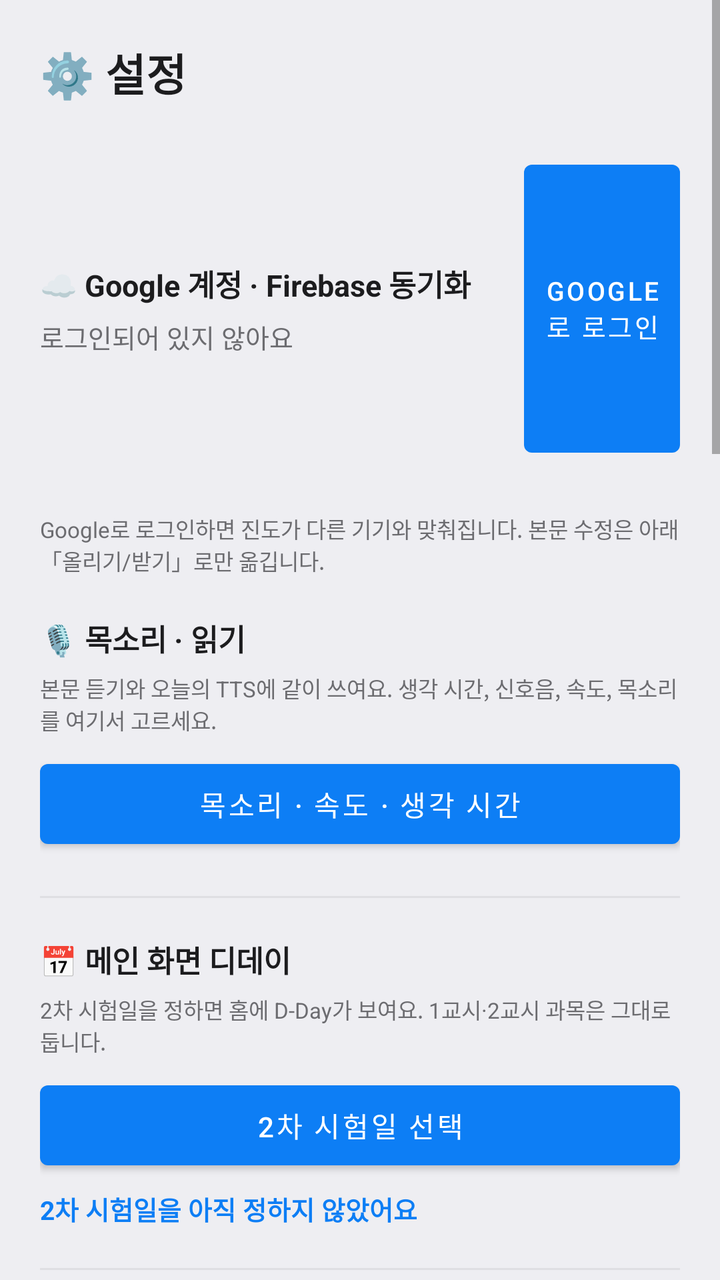
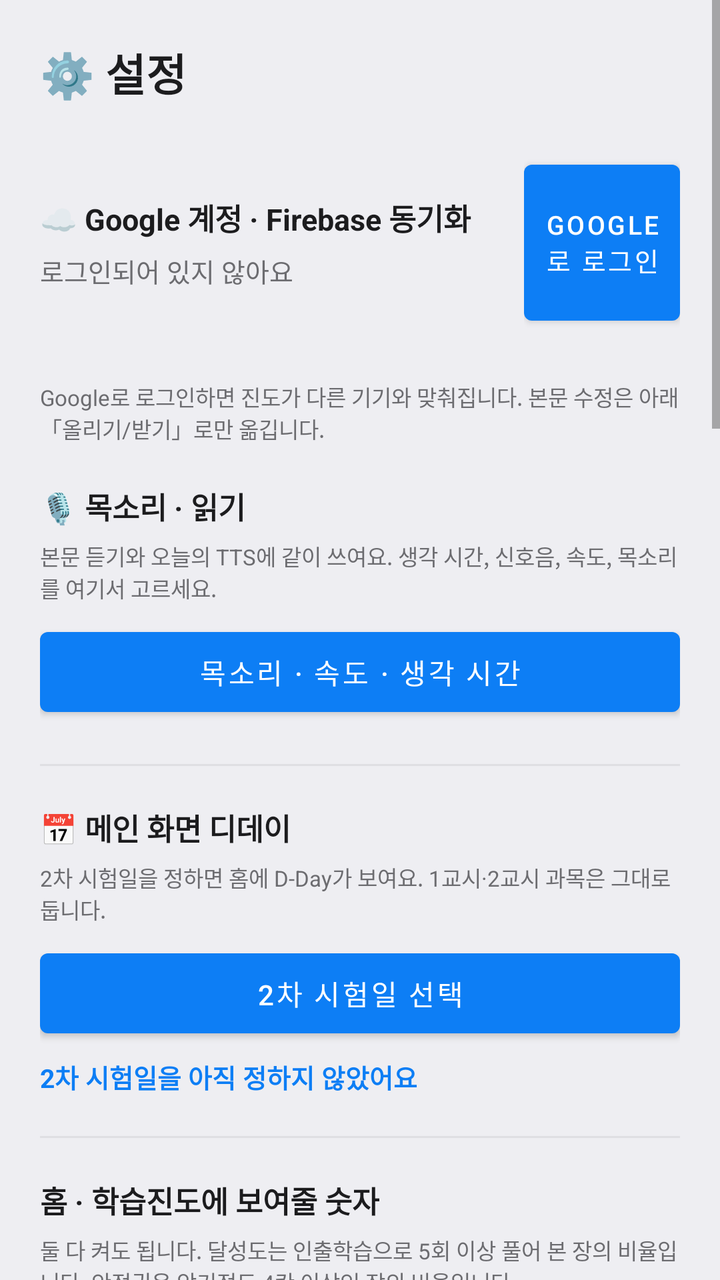

Two renders of the same Android screen: before a commit and after it. Below are the layout's source before the change and the commit's diff.
<!-- AndroidManifest.xml: application theme Theme.AdminMemo -->
<!-- res/layout/activity_settings.xml -->
<?xml version="1.0" encoding="utf-8"?>
<ScrollView xmlns:android="http://schemas.android.com/apk/res/android"
    xmlns:app="http://schemas.android.com/apk/res-auto"
    android:layout_width="match_parent"
    android:layout_height="match_parent"
    android:background="@color/bg_screen">

<LinearLayout
    android:layout_width="match_parent"
    android:layout_height="wrap_content"
    android:orientation="vertical"
    android:padding="20dp">

    <TextView
        android:layout_width="wrap_content"
        android:layout_height="wrap_content"
        android:text="⚙️ 설정"
        android:textColor="@color/text_main"
        android:textSize="22sp"
        android:textStyle="bold"
        android:layout_marginBottom="24dp"/>

    <LinearLayout
        android:id="@+id/layoutSettingsSplit"
        android:layout_width="match_parent"
        android:layout_height="wrap_content"
        android:orientation="vertical">

    <LinearLayout
        android:layout_width="match_parent"
        android:layout_height="wrap_content"
        android:orientation="vertical">

    <LinearLayout
        android:layout_width="match_parent"
        android:layout_height="wrap_content"
        android:layout_marginBottom="10dp"
        android:gravity="center_vertical"
        android:orientation="horizontal">

        <LinearLayout
            android:layout_width="0dp"
            android:layout_height="wrap_content"
            android:layout_marginEnd="8dp"
            android:layout_weight="3"
            android:orientation="vertical">

            <TextView
                android:layout_width="match_parent"
                android:layout_height="wrap_content"
                android:text="☁️ Google 계정 · Firebase 동기화"
                android:textColor="@color/text_main"
                android:textStyle="bold"
                android:textSize="15sp"
                android:layout_marginBottom="6dp"/>

            <TextView
                android:id="@+id/tvAccountStatus"
                android:layout_width="match_parent"
                android:layout_height="wrap_content"
                android:text="로그인되어 있지 않아요"
                android:textColor="@color/text_sub"
                android:textSize="13sp"/>
        </LinearLayout>

        <FrameLayout
            android:id="@+id/layoutAccountAuthBtn"
            android:layout_width="0dp"
            android:layout_height="156dp"
            android:layout_weight="1">

            <Button
                android:id="@+id/btnGoogleLogin"
                android:layout_width="match_parent"
                android:layout_height="match_parent"
                android:gravity="center"
                android:maxLines="2"
                android:paddingStart="4dp"
                android:paddingEnd="4dp"
                android:text="Google로 로그인"
                android:textSize="13sp"/>

            <Button
                android:id="@+id/btnGoogleLogout"
                android:layout_width="match_parent"
                android:layout_height="match_parent"
                android:gravity="center"
                android:maxLines="2"
                android:paddingStart="4dp"
                android:paddingEnd="4dp"
                android:text="로그아웃"
                android:textSize="13sp"
                android:visibility="gone"/>
        </FrameLayout>
    </LinearLayout>

    <LinearLayout
        android:layout_width="match_parent"
        android:layout_height="wrap_content"
        android:layout_marginTop="6dp"
        android:orientation="horizontal">

        <Button
            android:id="@+id/btnContentPush"
            android:layout_width="0dp"
            android:layout_height="156dp"
            android:layout_marginEnd="6dp"
            android:layout_weight="1"
            android:gravity="center"
            android:maxLines="2"
            android:text="본문 클라우드에 올리기"
            android:visibility="gone"/>

        <Button
            android:id="@+id/btnContentPull"
            android:layout_width="0dp"
            android:layout_height="156dp"
            android:layout_marginStart="6dp"
            android:layout_weight="1"
            android:gravity="center"
            android:maxLines="2"
            android:text="본문 클라우드에서 받기"
            android:visibility="gone"/>
    </LinearLayout>

    <ProgressBar
        android:id="@+id/progressAccount"
        android:layout_width="wrap_content"
        android:layout_height="wrap_content"
        android:layout_gravity="center_horizontal"
        android:layout_marginTop="8dp"
        android:visibility="gone"/>

    <TextView
        android:id="@+id/tvSyncHint"
        android:layout_width="match_parent"
        android:layout_height="wrap_content"
        android:layout_marginTop="8dp"
        android:text="Google로 로그인하면 진도가 다른 기기와 맞춰집니다. 본문 수정은 아래 「올리기/받기」로만 옮깁니다."
        android:textColor="@color/text_sub"
        android:textSize="11sp"
        android:layout_marginBottom="20dp"/>

    </LinearLayout>

    <LinearLayout
        android:layout_width="match_parent"
        android:layout_height="wrap_content"
        android:orientation="vertical">

    <TextView
        android:layout_width="wrap_content"
        android:layout_height="wrap_content"
        android:text="🎙️ 목소리 · 읽기"
        android:textColor="@color/text_main"
        android:textStyle="bold"
        android:textSize="15sp"
        android:layout_marginBottom="6dp"/>

    <TextView
        android:layout_width="match_parent"
        android:layout_height="wrap_content"
        android:text="본문 듣기와 오늘의 TTS에 같이 쓰여요. 생각 시간, 신호음, 속도, 목소리를 여기서 고르세요."
        android:textColor="@color/text_sub"
        android:textSize="11sp"
        android:layout_marginBottom="8dp"/>

    <Button
        android:id="@+id/btnTtsSettings"
        android:layout_width="match_parent"
        android:layout_height="wrap_content"
        android:minHeight="@dimen/btn_min_height"
        android:layout_marginBottom="20dp"
        android:text="목소리 · 속도 · 생각 시간"/>

    <View android:layout_width="match_parent" android:layout_height="1dp" android:background="#22808080" android:layout_marginBottom="20dp"/>

    <TextView
        android:layout_width="wrap_content"
        android:layout_height="wrap_content"
        android:text="📅 메인 화면 디데이"
        android:textColor="@color/text_main"
        android:textStyle="bold"
        android:textSize="15sp"
        android:layout_marginBottom="6dp"/>

    <TextView
        android:layout_width="match_parent"
        android:layout_height="wrap_content"
        android:text="2차 시험일을 정하면 홈에 D-Day가 보여요. 1교시·2교시 과목은 그대로 둡니다."
        android:textColor="@color/text_sub"
        android:textSize="11sp"
        android:layout_marginBottom="8dp"/>

    <Button
        android:id="@+id/btnPickExamDate1"
        android:layout_width="match_parent"
        android:layout_height="wrap_content"
        android:minHeight="@dimen/btn_min_height"
        android:visibility="gone"
        android:text="1차 시험일 선택"/>

    <TextView
        android:id="@+id/tvExamDate1Picked"
        android:layout_width="match_parent"
        android:layout_height="wrap_content"
        android:layout_marginTop="6dp"
        android:layout_marginBottom="12dp"
        android:visibility="gone"
        android:text="1차 시험일을 아직 정하지 않았어요"
        android:textColor="@color/primary"
        android:textSize="13sp"
        android:textStyle="bold"/>

    <Button
        android:id="@+id/btnPickExamDate2"
        android:layout_width="match_parent"
        android:layout_height="wrap_content"
        android:minHeight="@dimen/btn_min_height"
        android:text="2차 시험일 선택"/>

    <TextView
        android:id="@+id/tvExamDate2Picked"
        android:layout_width="match_parent"
        android:layout_height="wrap_content"
        android:layout_marginTop="6dp"
        android:layout_marginBottom="20dp"
        android:text="2차 시험일을 아직 정하지 않았어요"
        android:textColor="@color/primary"
        android:textSize="13sp"
        android:textStyle="bold"/>

    <View android:layout_width="match_parent" android:layout_height="1dp" android:background="#22808080" android:layout_marginBottom="20dp"/>

    <TextView
        android:layout_width="wrap_content"
        android:layout_height="wrap_content"
        android:text="홈 · 학습진도에 보여줄 숫자"
        android:textColor="@color/text_main"
        android:textStyle="bold"
        android:textSize="15sp"
        android:layout_marginBottom="6dp"/>

    <TextView
        android:layout_width="match_parent"
        android:layout_height="wrap_content"
        android:text="둘 다 켜도 됩니다. 달성도는 인출학습으로 5회 이상 풀어 본 장의 비율입니다. 안정권은 암기정도 4칸 이상인 장의 비율입니다."
        android:textColor="@color/text_sub"
        android:textSize="11sp"
        android:layout_marginBottom="8dp"/>

    <CheckBox
        android:id="@+id/cbShowAchieve"
        android:layout_width="match_parent"
        android:layout_height="wrap_content"
        android:minHeight="@dimen/btn_min_height"
        android:text="달성"/>

    <CheckBox
        android:id="@+id/cbShowStable"
        android:layout_width="match_parent"
        android:layout_height="wrap_content"
        android:minHeight="@dimen/btn_min_height"
        android:layout_marginBottom="20dp"
        android:text="안정"/>

    <View android:layout_width="match_parent" android:layout_height="1dp" android:background="#22808080" android:layout_marginBottom="20dp"/>

    <TextView
        android:layout_width="wrap_content"
        android:layout_height="wrap_content"
        android:text="화면 테마"
        android:textColor="@color/text_sub"
        android:textSize="13sp"
        android:layout_marginBottom="8dp"/>

    <RadioGroup
        android:id="@+id/rgTheme"
        android:layout_width="match_parent"
        android:layout_height="wrap_content"
        android:orientation="vertical"
        android:layout_marginBottom="28dp">

        <RadioButton android:id="@+id/rbThemeSystem" android:layout_width="match_parent" android:layout_height="wrap_content"
            android:minHeight="@dimen/btn_min_height" android:text="🌓 시스템"/>
        <RadioButton android:id="@+id/rbThemeLight" android:layout_width="match_parent" android:layout_height="wrap_content"
            android:minHeight="@dimen/btn_min_height" android:text="☀️ 라이트"/>
        <RadioButton android:id="@+id/rbThemeDark" android:layout_width="match_parent" android:layout_height="wrap_content"
            android:minHeight="@dimen/btn_min_height" android:text="🌙 다크"/>
    </RadioGroup>

    <TextView
        android:layout_width="wrap_content"
        android:layout_height="wrap_content"
        android:text="앱 글자 크기"
        android:textColor="@color/text_sub"
        android:textSize="13sp"
        android:layout_marginBottom="8dp"/>

    <TextView
        android:id="@+id/tvFontPreview"
        android:layout_width="match_parent"
        android:layout_height="wrap_content"
        android:text="가나다 ABC 미리보기 문장입니다"
        android:textColor="@color/text_main"
        android:textSize="16sp"
        android:gravity="center"
        android:padding="16dp"
        android:layout_marginBottom="4dp"/>

    <TextView
        android:id="@+id/tvFontScaleLabel"
        android:layout_width="match_parent"
        android:layout_height="wrap_content"
        android:gravity="center"
        android:textColor="@color/primary"
        android:textSize="13sp"
        android:textStyle="bold"
        android:layout_marginBottom="8dp"
        android:text="보통"/>

    <SeekBar
        android:id="@+id/seekFontScale"
        android:layout_width="match_parent"
        android:layout_height="wrap_content"
        android:max="6"
        android:layout_marginBottom="4dp"/>

    <LinearLayout
        android:layout_width="match_parent"
        android:layout_height="wrap_content"
        android:orientation="horizontal"
        android:layout_marginBottom="28dp">

        <TextView android:layout_width="0dp" android:layout_height="wrap_content" android:layout_weight="1"
            android:text="작게" android:textColor="@color/text_sub" android:textSize="11sp" android:gravity="start"/>
        <TextView android:layout_width="0dp" android:layout_height="wrap_content" android:layout_weight="2"
            android:text="태블릿용 더 큰 단계 포함" android:textColor="@color/text_sub" android:textSize="11sp" android:gravity="center"/>
        <TextView android:layout_width="0dp" android:layout_height="wrap_content" android:layout_weight="1"
            android:text="최대" android:textColor="@color/text_sub" android:textSize="11sp" android:gravity="end"/>
    </LinearLayout>

    <View android:layout_width="match_parent" android:layout_height="1dp" android:background="#22808080" android:layout_marginBottom="20dp"/>

    <TextView
        android:layout_width="wrap_content"
        android:layout_height="wrap_content"
        android:text="🧩 홈 화면 위젯 꾸미기"
        android:textColor="@color/text_main"
        android:textStyle="bold"
        android:textSize="15sp"
        android:layout_marginBottom="12dp"/>

    <TextView
        android:layout_width="wrap_content"
        android:layout_height="wrap_content"
        android:text="배경 색상"
        android:textColor="@color/text_sub"
        android:textSize="12sp"
        android:layout_marginBottom="6dp"/>

    <LinearLayout
        android:id="@+id/rowWidgetColors"
        android:layout_width="match_parent"
        android:layout_height="wrap_content"
        android:orientation="horizontal"
        android:layout_marginBottom="16dp"/>

    <TextView
        android:layout_width="wrap_content"
        android:layout_height="wrap_content"
        android:text="투명도"
        android:textColor="@color/text_sub"
        android:textSize="12sp"
        android:layout_marginBottom="4dp"/>

    <SeekBar
        android:id="@+id/seekWidgetOpacity"
        android:layout_width="match_parent"
        android:layout_height="wrap_content"
        android:max="90"
        android:layout_marginBottom="16dp"/>

    <TextView
        android:layout_width="wrap_content"
        android:layout_height="wrap_content"
        android:text="글자 크기"
        android:textColor="@color/text_sub"
        android:textSize="12sp"
        android:layout_marginBottom="4dp"/>

    <SeekBar
        android:id="@+id/seekWidgetFont"
        android:layout_width="match_parent"
        android:layout_height="wrap_content"
        android:max="3"
        android:layout_marginBottom="16dp"/>

    <androidx.cardview.widget.CardView
        android:layout_width="120dp"
        android:layout_height="90dp"
        android:layout_marginBottom="24dp"
        app:cardCornerRadius="20dp"
        app:cardElevation="1dp">

        <FrameLayout
            android:layout_width="match_parent"
            android:layout_height="match_parent">

            <View
                android:id="@+id/widgetPreviewBg"
                android:layout_width="match_parent"
                android:layout_height="match_parent"/>

            <TextView
                android:id="@+id/widgetPreviewText"
                android:layout_width="wrap_content"
                android:layout_height="wrap_content"
                android:layout_gravity="center"
                android:text="미리보기"
                android:textColor="#1C1C1E"
                android:textSize="13sp"/>
        </FrameLayout>
    </androidx.cardview.widget.CardView>

    <View android:layout_width="match_parent" android:layout_height="1dp" android:background="#22808080" android:layout_marginBottom="20dp"/>

    <TextView
        android:layout_width="wrap_content"
        android:layout_height="wrap_content"
        android:text="✨ Gemini에게 질문하기"
        android:textColor="@color/text_main"
        android:textStyle="bold"
        android:textSize="15sp"
        android:layout_marginBottom="6dp"/>

    <TextView
        android:layout_width="wrap_content"
        android:layout_height="wrap_content"
        android:text="본문에서 글을 드래그한 뒤, 반짝이 버튼으로 Gemini에게 물을 수 있습니다. API 키가 필요합니다."
        android:textColor="@color/text_sub"
        android:textSize="11sp"
        android:layout_marginBottom="8dp"/>

    <EditText
        android:id="@+id/etGeminiKey"
        android:layout_width="match_parent"
        android:layout_height="wrap_content"
        android:hint="Gemini API 키 붙여넣기"
        android:inputType="textPassword"
        android:layout_marginBottom="24dp"/>

    </LinearLayout>
    </LinearLayout>

    <Button
        android:id="@+id/btnApplySettings"
        android:layout_width="match_parent"
        android:layout_height="wrap_content"
        android:text="✅ 적용하기 (화면 새로고침)"/>

</LinearLayout>
</ScrollView>
<!-- resources referenced by this layout -->
<resources>
  <color name="bg_screen">#EEEEF2</color>
  <color name="primary">#0D7EF5</color>
  <color name="text_main">#1C1C1E</color>
  <color name="text_sub">#6C6C70</color>
  <dimen name="btn_min_height">52dp</dimen>
  <style name="Theme.AdminMemo" parent="Theme.MaterialComponents.DayNight.NoActionBar">
          <item name="colorPrimary">@color/primary</item>
          <item name="colorPrimaryDark">@color/primary_dark</item>
          <item name="colorAccent">@color/accent</item>
          <item name="android:windowBackground">@color/bg_screen</item>
      </style>
  <color name="primary_dark">@color/primary</color>
  <color name="accent">#FF9F0A</color>
</resources>

<!-- the commit's change to res/layout/activity_settings.xml (unified diff, before → after) -->
@@ -66,13 +66,13 @@
         <FrameLayout
             android:id="@+id/layoutAccountAuthBtn"
             android:layout_width="0dp"
-            android:layout_height="156dp"
+            android:layout_height="wrap_content"
             android:layout_weight="1">
 
             <Button
                 android:id="@+id/btnGoogleLogin"
                 android:layout_width="match_parent"
-                android:layout_height="match_parent"
+                android:layout_height="@dimen/settings_account_btn_height"
                 android:gravity="center"
                 android:maxLines="2"
                 android:paddingStart="4dp"
@@ -83,7 +83,7 @@
             <Button
                 android:id="@+id/btnGoogleLogout"
                 android:layout_width="match_parent"
-                android:layout_height="match_parent"
+                android:layout_height="@dimen/settings_logout_btn_height"
                 android:gravity="center"
                 android:maxLines="2"
                 android:paddingStart="4dp"
@@ -103,7 +103,7 @@
         <Button
             android:id="@+id/btnContentPush"
             android:layout_width="0dp"
-            android:layout_height="156dp"
+            android:layout_height="@dimen/settings_account_btn_height"
             android:layout_marginEnd="6dp"
             android:layout_weight="1"
             android:gravity="center"
@@ -114,7 +114,7 @@
         <Button
             android:id="@+id/btnContentPull"
             android:layout_width="0dp"
-            android:layout_height="156dp"
+            android:layout_height="@dimen/settings_account_btn_height"
             android:layout_marginStart="6dp"
             android:layout_weight="1"
             android:gravity="center"
@@ -263,6 +263,55 @@
         android:minHeight="@dimen/btn_min_height"
         android:layout_marginBottom="20dp"
         android:text="안정"/>
+
+    <View android:layout_width="match_parent" android:layout_height="1dp" android:background="#22808080" android:layout_marginBottom="20dp"/>
+
+    <TextView
+        android:layout_width="wrap_content"
+        android:layout_height="wrap_content"
+        android:text="화면 켜짐 유지"
+        android:textColor="@color/text_main"
+        android:textStyle="bold"
+        android:textSize="15sp"
+        android:layout_marginBottom="6dp"/>
+
+    <TextView
+        android:layout_width="match_parent"
+        android:layout_height="wrap_content"
+        android:text="앱이 앞에 있는 동안, 만진 뒤 이 시간만큼 화면을 켜 둡니다. 0분이면 휴대폰 절전 시간을 따릅니다."
+        android:textColor="@color/text_sub"
+        android:textSize="11sp"
+        android:layout_marginBottom="8dp"/>
+
+    <TextView
+        android:id="@+id/tvKeepScreenLabel"
+        android:layout_width="match_parent"
+        android:layout_height="wrap_content"
+        android:gravity="center"
+        android:textColor="@color/primary"
+        android:textSize="13sp"
+        android:textStyle="bold"
+        android:layout_marginBottom="8dp"
+        android:text="15분"/>
+
+    <SeekBar
+        android:id="@+id/seekKeepScreen"
+        android:layout_width="match_parent"
+        android:layout_height="wrap_content"
+        android:max="60"
+        android:layout_marginBottom="4dp"/>
+
+    <LinearLayout
+        android:layout_width="match_parent"
+        android:layout_height="wrap_content"
+        android:orientation="horizontal"
+        android:layout_marginBottom="20dp">
+
+        <TextView android:layout_width="0dp" android:layout_height="wrap_content" android:layout_weight="1"
+            android:text="0분" android:textColor="@color/text_sub" android:textSize="11sp" android:gravity="start"/>
+        <TextView android:layout_width="0dp" android:layout_height="wrap_content" android:layout_weight="1"
+            android:text="60분" android:textColor="@color/text_sub" android:textSize="11sp" android:gravity="end"/>
+    </LinearLayout>
 
     <View android:layout_width="match_parent" android:layout_height="1dp" android:background="#22808080" android:layout_marginBottom="20dp"/>
 
<!-- resource entries referenced after the edit -->
@@ -5,6 +5,8 @@
   <color name="text_main">#1C1C1E</color>
   <color name="text_sub">#6C6C70</color>
   <dimen name="btn_min_height">52dp</dimen>
+  <dimen name="settings_account_btn_height">90dp</dimen>
+  <dimen name="settings_logout_btn_height">70dp</dimen>
   <style name="Theme.AdminMemo" parent="Theme.MaterialComponents.DayNight.NoActionBar">
           <item name="colorPrimary">@color/primary</item>
           <item name="colorPrimaryDark">@color/primary_dark</item>
